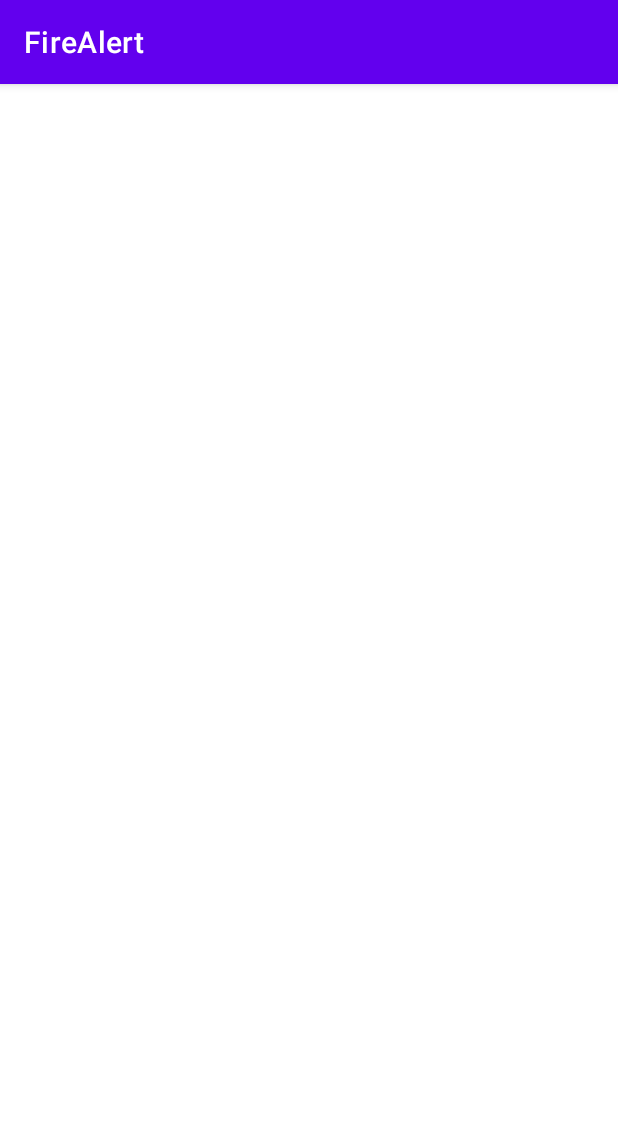
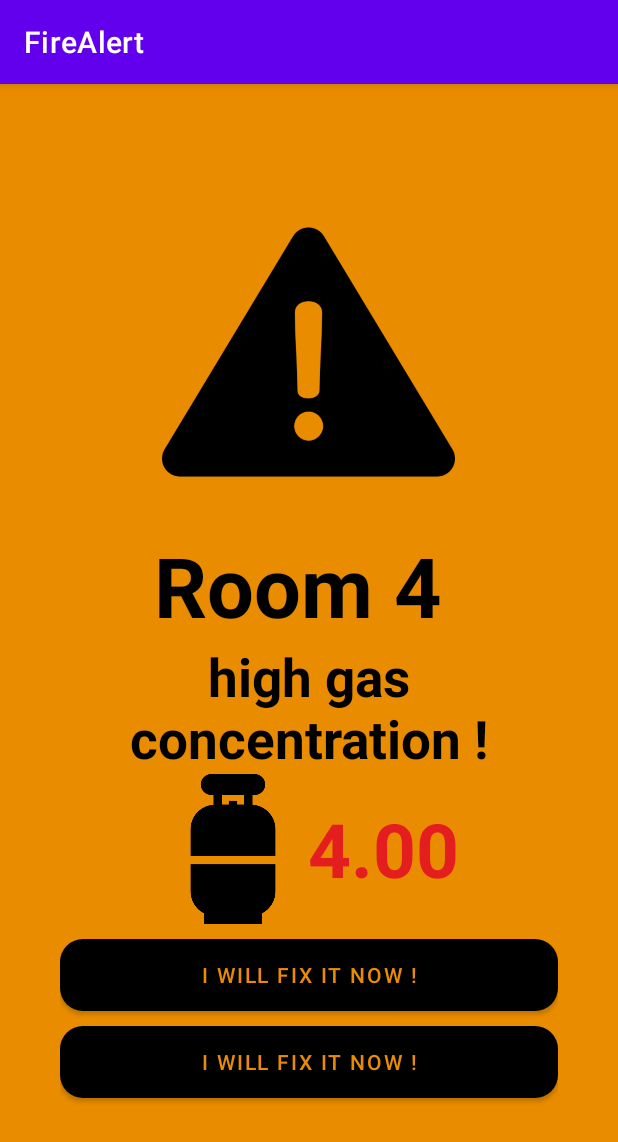
Before and after one commit to BinhPhamQuang/FireAlert, an Android app: the WarningActivity screen opened directly, with no data from a screen before it, on a phone screen of 412 x 824 dp. Shown: the top 1142 px of the screen. Run offline under Robolectric (Android 15) with nearby library versions, the light colour scheme and no system bars.

Commit message:
warning layout

```diff
--- /dev/null
+++ b/app/src/main/res/drawable/layout_button.xml
@@ -0,0 +1,9 @@
+<?xml version="1.0" encoding="utf-8"?>
+<shape xmlns:android="http://schemas.android.com/apk/res/android"
+    android:layout_width="wrap_content"
+    android:layout_height="wrap_content"
+    android:shape="rectangle">
+    <solid android:color="@color/white" />
+    <corners android:radius="15dp" />
+
+</shape>
--- a/app/src/main/res/layout/activity_warning.xml
+++ b/app/src/main/res/layout/activity_warning.xml
@@ -4,6 +4,91 @@
     xmlns:tools="http://schemas.android.com/tools"
     android:layout_width="match_parent"
     android:layout_height="match_parent"
+    android:background="@color/yellow"
     tools:context=".WarningActivity">
+    <RelativeLayout
+        android:layout_width="match_parent"
+        android:layout_height="match_parent"
+        android:padding="40dp"
+        >
+        <ImageView
+            android:layout_marginTop="20dp"
+            android:id="@+id/imgIcon"
+            android:layout_width="195dp"
+            android:layout_height="237dp"
+            android:layout_centerHorizontal="true"
 
+            app:srcCompat="@drawable/danger" />
+        <TextView
+            android:id="@+id/tv_nameRoom"
+            android:layout_width="wrap_content"
+            android:layout_height="wrap_content"
+            android:layout_below="@id/imgIcon"
+            android:text="Room 4 "
+            android:layout_centerHorizontal="true"
+            android:textStyle="bold"
+            android:textSize="55dp"
+            android:textColor="@color/black"/>
+        <TextView
+            android:id="@+id/tv_notifyWarning"
+            android:layout_width="wrap_content"
+            android:layout_height="wrap_content"
+            android:layout_below="@id/tv_nameRoom"
+            android:layout_centerHorizontal="true"
+            android:text="high gas concentration !"
+            android:textAlignment="center"
+            android:textStyle="bold"
+            android:textSize="35dp"
+            android:textColor="@color/black"
+            android:gravity="center_horizontal" />
+        <LinearLayout
+            android:id="@+id/layout1"
+            android:layout_width="wrap_content"
+            android:layout_height="wrap_content"
+            android:layout_centerHorizontal="true"
+            android:layout_below="@id/tv_notifyWarning"
+            android:orientation="horizontal"
+            >
+            <ImageView
+                android:id="@+id/imageView2"
+                android:layout_width="100dp"
+                android:layout_height="100dp"
+                app:srcCompat="@drawable/gas__1_" />
+            <TextView
+                android:id="@+id/tv_valueGasConcentration"
+                android:layout_width="wrap_content"
+                android:layout_height="wrap_content"
+                android:text="4.00"
+                android:layout_gravity="center_vertical"
+                android:textColor="@color/red_white"
+                android:textStyle="bold"
+                android:textSize="50dp"
+        />
+        </LinearLayout>
+
+        <Button
+            android:layout_marginTop="10dp"
+            android:id="@+id/btn_fixitnow"
+            android:layout_width="match_parent"
+            android:layout_height="wrap_content"
+            android:layout_below="@id/layout1"
+            android:background="@drawable/layout_button"
+            android:text="I will fix it now !"
+            android:textColor="@color/yellow"
+            app:backgroundTint="#000000" />
+        <Button
+            android:layout_marginTop="10dp"
+            android:id="@+id/btn_ignore"
+            android:layout_width="match_parent"
+            android:layout_height="wrap_content"
+            android:layout_below="@id/btn_fixitnow"
+            android:background="@drawable/layout_button"
+            android:text="I will fix it now !"
+            app:backgroundTint="#000000"
+            android:textColor="@color/yellow"/>
+
+
+
+
+    </RelativeLayout>
 </androidx.constraintlayout.widget.ConstraintLayout>
```
Also changed, not shown: app/src/main/res/drawable/danger.png (added), app/src/main/res/drawable/gas__1_.png (added).
